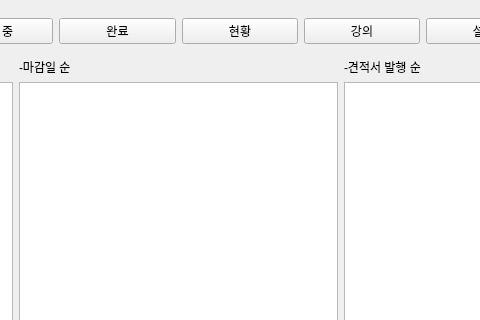
The window that ui_files/mainwindow.ui (p030610/efficio-management) describes before a commit, drawn with Qt 5; both pictures show x 317 to 797 and y 0 to 320 of the 987 by 667 pixel window.
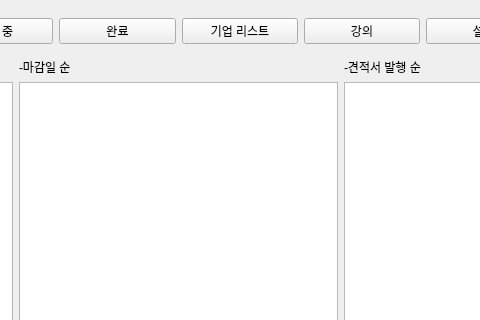
The same window after the commit.

What changed in the file:
```diff
--- a/ui_files/mainwindow.ui
+++ b/ui_files/mainwindow.ui
@@ -57,7 +57,7 @@
        <item>
         <widget class="QPushButton" name="pushButton_6">
          <property name="text">
-          <string>현황</string>
+          <string>기업 리스트</string>
          </property>
         </widget>
        </item>
```
